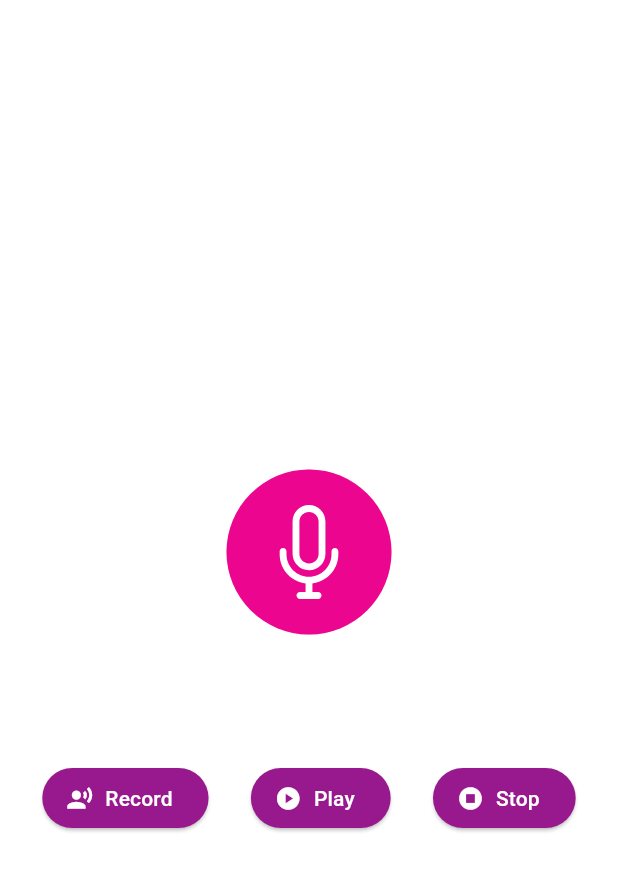
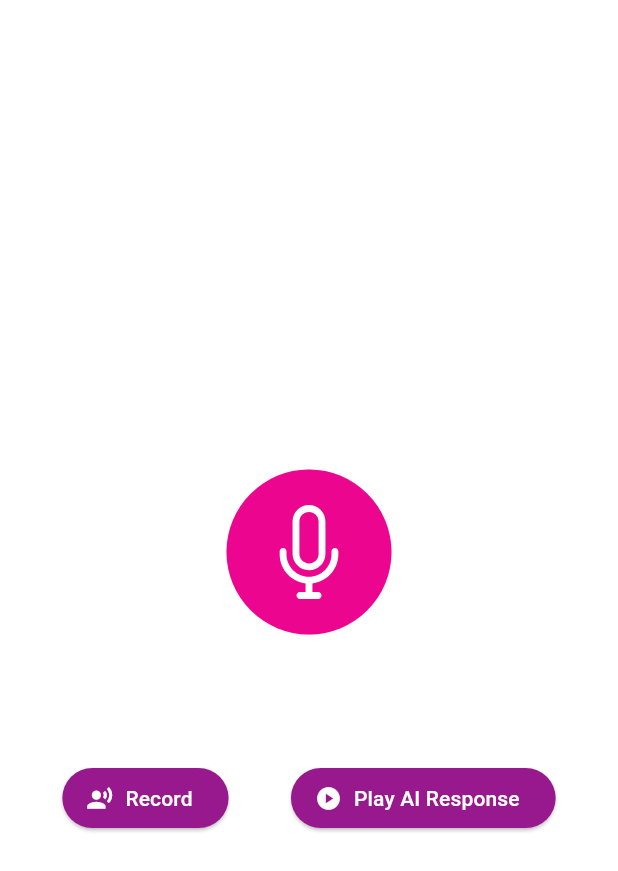
Before and after one commit to AI-for-the-Development-of-Africa/alodometo, a Flutter app: the AudioScreen screen opened directly, on a phone screen of 412 x 824 dp. Shown: the top 871 px of the screen. Run offline on Flutter 3.47's test engine with Material 3 defaults, Android fonts, the light colour scheme and no system bars; our stand-ins replace audioplayers, dio, flutter_riverpod, google_fonts, iconsax, image_picker and 3 more; missing offline and left inert: record; project files that could hold a hidden picture were left out.

Commit message:
Remove stop button on audio screen

```diff
--- a/frontend/lib/src/core/screens/audio/audio_screen.dart
+++ b/frontend/lib/src/core/screens/audio/audio_screen.dart
@@ -1,4 +1,3 @@
-
 import 'package:flutter/material.dart';
 import 'package:flutter_riverpod/flutter_riverpod.dart';
 import 'package:audioplayers/audioplayers.dart';
@@ -14,7 +13,7 @@ class AudioScreen extends ConsumerWidget {
 
     Widget animationWidget;
 
-if (audioState is AudioInitial || audioState is AudioPermissionGranted) {
+    if (audioState is AudioInitial || audioState is AudioPermissionGranted) {
       animationWidget = Lottie.asset('assets/animations/initial_state.json');
     } else if (audioState is AudioPermissionDenied) {
       animationWidget = Text('Microphone permission denied');
@@ -49,17 +48,34 @@ if (audioState is AudioInitial || audioState is AudioPermissionGranted) {
               children: [
                 ElevatedButton.icon(
                   onPressed: () {
-                     if (audioState is AudioInitial ||
+                    if (audioState is AudioInitial ||
                         audioState is AudioPermissionGranted ||
                         audioState is AudioRecorded ||
                         audioState is AudioAIResponse) {
                       ref.read(audioProvider.notifier).startRecording();
                     } else if (audioState is AudioRecording) {
                       ref.read(audioProvider.notifier).stopRecording();
+
                     }
+
+
                   },
-                  icon: Icon(Icons.record_voice_over, color: Colors.white),
-                  label: Text('Record', style: TextStyle(color: Colors.white)),
+                  icon: Icon(
+                      audioState is AudioInitial ||
+                              audioState is AudioPermissionGranted ||
+                              AudioState is AudioRecorded ||
+                              audioState is AudioAIResponse
+                          ? Icons.record_voice_over
+                          : Icons.stop_circle,
+                      color: Colors.white),
+                  label: Text(
+                      audioState is AudioInitial ||
+                              audioState is AudioPermissionGranted ||
+                              AudioState is AudioRecorded ||
+                              audioState is AudioAIResponse
+                          ? 'Record'
+                          : 'Stop',
+                      style: TextStyle(color: Colors.white)),
                   style: ButtonStyle(
                     backgroundColor: MaterialStateProperty.all<Color>(
                       Theme.of(context).colorScheme.primary,
@@ -73,29 +89,29 @@ if (audioState is AudioInitial || audioState is AudioPermissionGranted) {
                     }
                   },
                   icon: Icon(Icons.play_circle, color: Colors.white),
-                  label: Text('Play', style: TextStyle(color: Colors.white)),
+                  label: Text('Play AI Response', style: TextStyle(color: Colors.white)),
                   style: ButtonStyle(
                     backgroundColor: MaterialStateProperty.all<Color>(
                       Theme.of(context).colorScheme.primary,
                     ),
                   ),
                 ),
-                ElevatedButton.icon(
-                  onPressed: () {
-                    if (audioState is AudioRecording) {
-                      ref.read(audioProvider.notifier).stopRecording();
-                    } else if (audioState is AudioPlaying) {
-                      ref.read(audioProvider.notifier).stopPlaying();
-                    }
-                  },
-                  icon: Icon(Icons.stop_circle, color: Colors.white),
-                  label: Text('Stop', style: TextStyle(color: Colors.white)),
-                  style: ButtonStyle(
-                    backgroundColor: MaterialStateProperty.all<Color>(
-                      Theme.of(context).colorScheme.primary,
-                    ),
-                  ),
-                ),
+                // ElevatedButton.icon(
+                //   onPressed: () {
+                //     if (audioState is AudioRecording) {
+                //       ref.read(audioProvider.notifier).stopRecording();
+                //     } else if (audioState is AudioPlaying) {
+                //       ref.read(audioProvider.notifier).stopPlaying();
+                //     }
+                //   },
+                //   icon: Icon(Icons.stop_circle, color: Colors.white),
+                //   label: Text('Stop', style: TextStyle(color: Colors.white)),
+                //   style: ButtonStyle(
+                //     backgroundColor: MaterialStateProperty.all<Color>(
+                //       Theme.of(context).colorScheme.primary,
+                //     ),
+                //   ),
+                // ),
               ],
             ),
           ],
```
